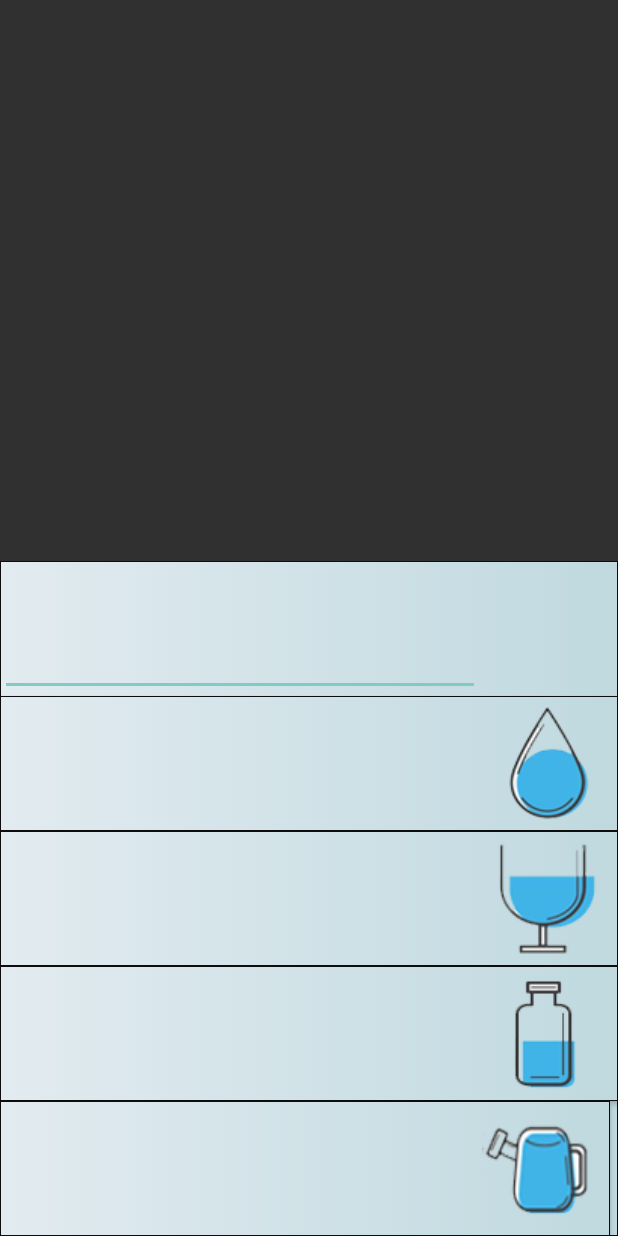
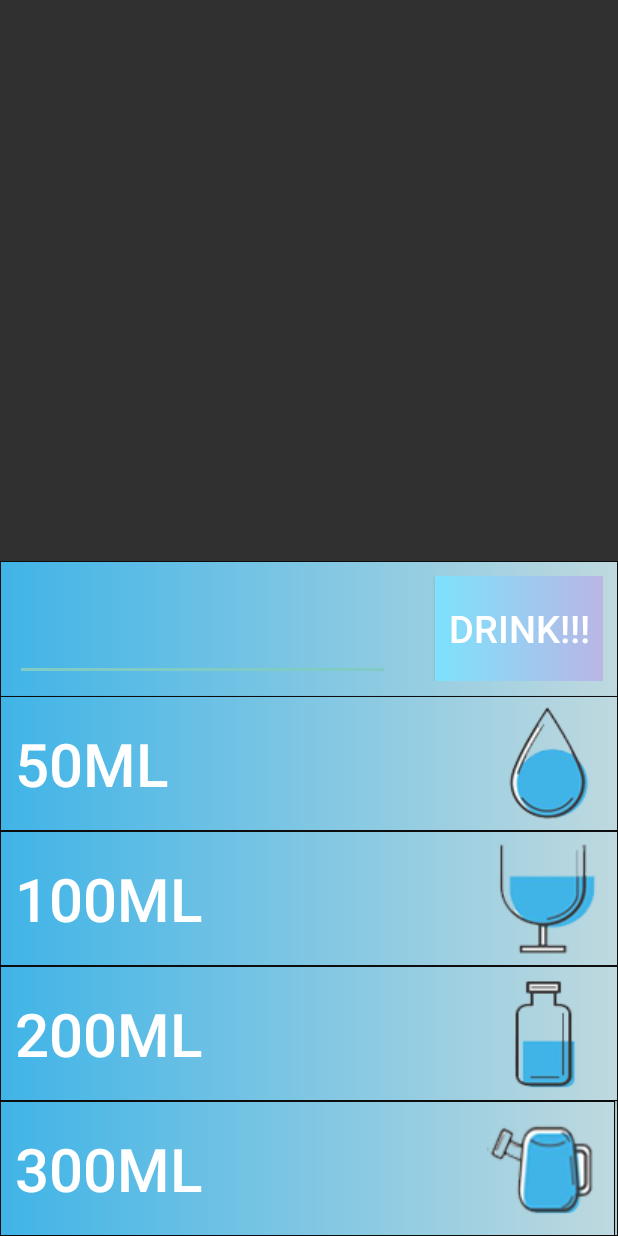
Before and after one commit to rsberrocal/RainySeeds, an Android app: the IntroduceWaterActivity screen opened directly, with no data from a screen before it, on a phone screen of 412 x 824 dp. Run offline under Robolectric (Android 15) with nearby library versions, the phone set to English and light mode, and no system bars.

Commit message:
"Finished" introduce_water_layout.

```diff
--- a/app/src/main/res/drawable/bckg_water_gradient.xml
+++ b/app/src/main/res/drawable/bckg_water_gradient.xml
@@ -8,7 +8,7 @@
         <gradient
                 android:angle="180"
                 android:startColor="#bfd9df"
-                android:endColor="#e2ebf0">
+                android:endColor="#40b4e7">
         </gradient>
    </shape>
 </item>
--- /dev/null
+++ b/app/src/main/res/drawable/water_btn_bckg.xml
@@ -0,0 +1,13 @@
+<?xml version="1.0" encoding="utf-8"?>
+<selector xmlns:android="http://schemas.android.com/apk/res/android">
+    <item>
+        <shape android:shape="rectangle">
+
+            <gradient
+                android:angle="0"
+                android:startColor="#7DE2FC"
+                android:endColor="#B9B6E5">
+            </gradient>
+        </shape>
+    </item>
+</selector>
--- a/app/src/main/res/layout/introduce_water_layout.xml
+++ b/app/src/main/res/layout/introduce_water_layout.xml
@@ -4,17 +4,36 @@
         android:orientation="vertical"
         android:layout_width="match_parent"
         android:layout_height="450dp"
+
         android:layout_gravity="bottom"
         android:weightSum="5"
 
         >
+    <LinearLayout
+        android:orientation="horizontal"
+        android:layout_width="match_parent"
+        android:layout_height="0dp"
+        android:padding="10dp"
+        android:layout_weight="1">
+        <EditText
+            android:id="@+id/selectText"
+            android:layout_width="250dp"
+            android:layout_height="match_parent"
+             />
+        <Button
+            android:background="@drawable/water_btn_bckg"
+            android:id="@+id/selectButton"
+            android:layout_marginLeft="30dp"
+            android:textColor="@color/white"
+            android:text="DRINK!!!"
+            android:textSize="25dp"
+            android:layout_width="match_parent"
+            android:layout_height="match_parent"
+           >
 
-    <EditText
-            android:id="@+id/selectText"
-            android:layout_width="320dp"
-            android:layout_height="0dp"
-            android:layout_gravity="start"
-            android:layout_weight="1" />
+        </Button>
+    </LinearLayout>
+
     <Button
             android:background="@drawable/bckg_water_gradient"
             android:id="@+id/x50mlButton"
@@ -23,7 +42,7 @@
             android:layout_weight="1"
             android:padding="10dp"
             android:text="@string/_50ml"
-            android:textColor="@color/black"
+            android:textColor="@color/white"
             android:textSize="40sp"
             android:layout_gravity="start"
             android:textAlignment="viewStart"
@@ -37,7 +56,7 @@
             android:layout_weight="1"
             android:padding="10dp"
             android:text="@string/_100ml"
-            android:textColor="@color/black"
+            android:textColor="@color/white"
             android:textSize="40sp"
             android:layout_gravity="start"
             android:textAlignment="viewStart"
@@ -51,7 +70,7 @@
             android:layout_weight="1"
             android:padding="10dp"
             android:text="@string/_200ml"
-            android:textColor="@color/black"
+            android:textColor="@color/white"
             android:textSize="40sp"
             android:layout_gravity="start"
             android:textAlignment="viewStart"
@@ -60,13 +79,13 @@
     <Button
             android:background="@drawable/bckg_water_gradient"
             android:id="@+id/x300mlButton"
-            android:layout_width="match_parent"
+            android:layout_width="410dp"
             android:layout_height="0dp"
             android:layout_weight="1"
             android:padding="10dp"
-            android:layout_marginRight="5dp"
+
             android:text="@string/_300ml"
-            android:textColor="@color/black"
+            android:textColor="@color/white"
             android:textSize="40sp"
             android:layout_gravity="start"
             android:textAlignment="viewStart"
@@ -74,5 +93,4 @@
     </Button>
 
 
-
 </LinearLayout>
--- a/app/src/main/res/values/strings.xml
+++ b/app/src/main/res/values/strings.xml
@@ -22,8 +22,8 @@
     <string name="Close">Close</string>
     <string name="EmailSent">Email sent</string>
     <string name="GoogleSigninError">Google sign in failed</string>
-    <string name="_300ml" />
-    <string name="_200ml" />
-    <string name="_100ml" />
-    <string name="_50ml" />
+    <string name="_300ml">300ml</string>
+    <string name="_200ml">200ml</string>
+    <string name="_100ml">100ml</string>
+    <string name="_50ml">50ml</string>
 </resources>
```
